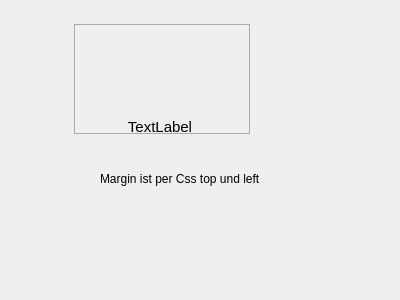
First picture: the form in server/ui/widgets/MyCustomWidget.ui, repository valueerrorx/life-exam, before the edit.
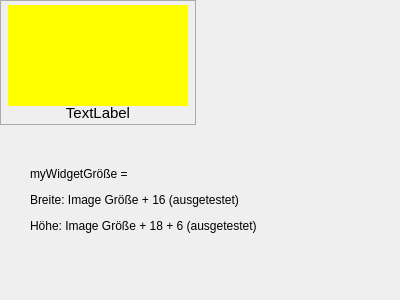
Second picture: the form after the edit. Icons and pictures are not drawn.

What changed in the file:
```diff
--- a/server/ui/widgets/MyCustomWidget.ui
+++ b/server/ui/widgets/MyCustomWidget.ui
@@ -16,10 +16,10 @@
   <widget class="QWidget" name="mywidget" native="true">
    <property name="geometry">
     <rect>
-     <x>70</x>
-     <y>20</y>
-     <width>182</width>
-     <height>116</height>
+     <x>0</x>
+     <y>0</y>
+     <width>196</width>
+     <height>125</height>
     </rect>
    </property>
    <property name="sizePolicy">
@@ -28,55 +28,64 @@
      <verstretch>0</verstretch>
     </sizepolicy>
    </property>
-   <property name="styleSheet">
-    <string notr="true">border-width: 1px; border-style: solid; border-color: #AAA; margin-top: 4px; margin-left:4px;</string>
+   <property name="minimumSize">
+    <size>
+     <width>196</width>
+     <height>125</height>
+    </size>
+   </property>
+   <property name="maximumSize">
+    <size>
+     <width>196</width>
+     <height>125</height>
+    </size>
    </property>
    <layout class="QHBoxLayout" name="horizontalLayout">
     <property name="spacing">
      <number>0</number>
     </property>
-    <property name="sizeConstraint">
-     <enum>QLayout::SetFixedSize</enum>
+    <property name="rightMargin">
+     <number>0</number>
+    </property>
+    <property name="bottomMargin">
+     <number>0</number>
+    </property>
+    <item>
+     <widget class="QWidget" name="content" native="true">
+      <property name="sizePolicy">
+       <sizepolicy hsizetype="Expanding" vsizetype="Expanding">
+        <horstretch>0</horstretch>
+        <verstretch>0</verstretch>
+       </sizepolicy>
+      </property>
+      <property name="styleSheet">
+       <string notr="true">border-width: 1px; border-style: solid; border-color: #AAA; margin: 5x 2px;</string>
+      </property>
+      <layout class="QHBoxLayout" name="horizontalLayout_2">
+       <property name="spacing">
+        <number>0</number>
     </property>
     <property name="leftMargin">
-     <number>0</number>
+        <number>8</number>
     </property>
     <property name="topMargin">
-     <number>0</number>
+        <number>5</number>
     </property>
     <property name="rightMargin">
-     <number>0</number>
+        <number>8</number>
     </property>
     <property name="bottomMargin">
-     <number>0</number>
+        <number>5</number>
     </property>
     <item>
      <layout class="QVBoxLayout" name="verticalLayout">
-      <property name="sizeConstraint">
-       <enum>QLayout::SetFixedSize</enum>
+         <property name="spacing">
+          <number>0</number>
       </property>
       <item>
        <widget class="QLabel" name="image">
-        <property name="sizePolicy">
-         <sizepolicy hsizetype="Minimum" vsizetype="Minimum">
-          <horstretch>0</horstretch>
-          <verstretch>0</verstretch>
-         </sizepolicy>
-        </property>
-        <property name="minimumSize">
-         <size>
-          <width>180</width>
-          <height>100</height>
-         </size>
-        </property>
-        <property name="maximumSize">
-         <size>
-          <width>180</width>
-          <height>100</height>
-         </size>
-        </property>
         <property name="styleSheet">
-         <string notr="true">padding:0;margin:0;border:0;</string>
+            <string notr="true">padding:0;margin:0;border:0;background-color: #ffff00;</string>
         </property>
         <property name="text">
          <string/>
@@ -88,27 +97,27 @@
          <bool>false</bool>
         </property>
         <property name="alignment">
-         <set>Qt::AlignLeading|Qt::AlignLeft|Qt::AlignTop</set>
+            <set>Qt::AlignCenter</set>
         </property>
        </widget>
       </item>
       <item>
        <widget class="QLabel" name="info">
         <property name="sizePolicy">
-         <sizepolicy hsizetype="Minimum" vsizetype="Minimum">
+            <sizepolicy hsizetype="Preferred" vsizetype="Fixed">
           <horstretch>0</horstretch>
           <verstretch>0</verstretch>
          </sizepolicy>
         </property>
         <property name="minimumSize">
          <size>
-          <width>180</width>
+             <width>0</width>
           <height>14</height>
          </size>
         </property>
         <property name="maximumSize">
          <size>
-          <width>180</width>
+             <width>16777215</width>
           <height>14</height>
          </size>
         </property>
@@ -132,17 +141,23 @@
     </item>
    </layout>
   </widget>
-  <widget class="QLabel" name="label">
+    </item>
+   </layout>
+  </widget>
+  <widget class="QLabel" name="dontUseLabel">
    <property name="geometry">
     <rect>
-     <x>100</x>
-     <y>170</y>
-     <width>221</width>
-     <height>18</height>
+     <x>30</x>
+     <y>160</y>
+     <width>321</width>
+     <height>81</height>
     </rect>
    </property>
    <property name="text">
-    <string>Margin ist per Css top und left</string>
+    <string>&lt;html&gt;&lt;head/&gt;&lt;body&gt;&lt;p&gt;myWidgetGröße = &lt;/p&gt;&lt;p&gt;Breite: Image Größe + 16 (ausgetestet)&lt;/p&gt;&lt;p&gt;Höhe: Image Größe + 18 + 6 (ausgetestet)&lt;/p&gt;&lt;/body&gt;&lt;/html&gt;</string>
+   </property>
+   <property name="wordWrap">
+    <bool>true</bool>
    </property>
   </widget>
  </widget>
```
Left out of the diff: 3 changed lines with no effect on the pictures. Lines whose indentation alone changed are shown as unchanged.
